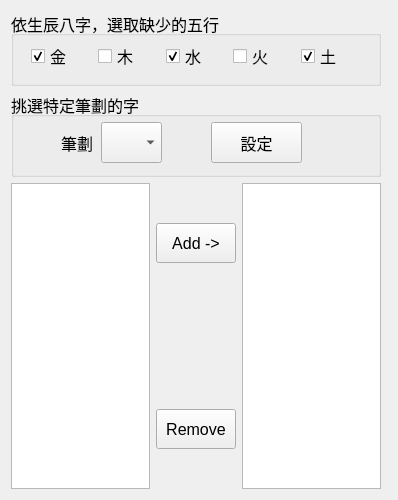
Qt form SelectWord.ui (maticchiu/Naming) before a commit.
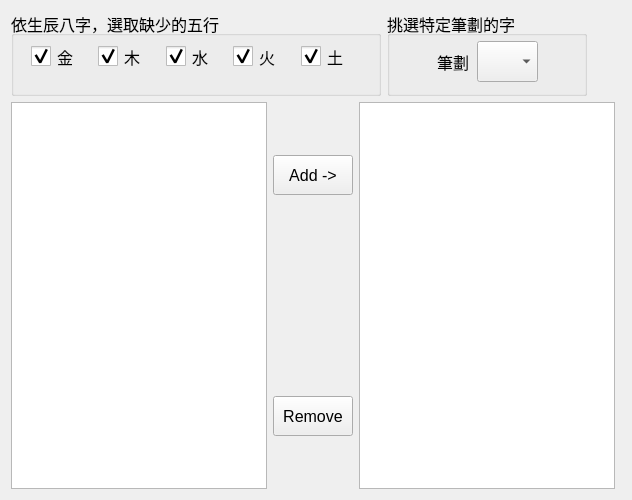
The same form after that commit.

Diff of the .ui file:
```diff
--- a/SelectWord.ui
+++ b/SelectWord.ui
@@ -6,7 +6,7 @@
    <rect>
     <x>0</x>
     <y>0</y>
-    <width>394</width>
+    <width>632</width>
     <height>500</height>
    </rect>
   </property>
@@ -25,157 +25,6 @@
    <string>Select Words</string>
   </property>
   <layout class="QFormLayout" name="formLayout">
-   <item row="1" column="0">
-    <widget class="QGroupBox" name="groupBox_2">
-     <property name="sizePolicy">
-      <sizepolicy hsizetype="Fixed" vsizetype="Fixed">
-       <horstretch>0</horstretch>
-       <verstretch>0</verstretch>
-      </sizepolicy>
-     </property>
-     <property name="minimumSize">
-      <size>
-       <width>370</width>
-       <height>75</height>
-      </size>
-     </property>
-     <property name="title">
-      <string>依生辰八字，選取缺少的五行</string>
-     </property>
-     <widget class="QWidget" name="horizontalLayoutWidget">
-      <property name="geometry">
-       <rect>
-        <x>20</x>
-        <y>30</y>
-        <width>331</width>
-        <height>31</height>
-       </rect>
-      </property>
-      <layout class="QHBoxLayout" name="horizontalLayout">
-       <item>
-        <widget class="QCheckBox" name="checkBox_SelectWord_Gold">
-         <property name="text">
-          <string>金</string>
-         </property>
-         <property name="checked">
-          <bool>true</bool>
-         </property>
-        </widget>
-       </item>
-       <item>
-        <widget class="QCheckBox" name="checkBox_SelectWord_Wood">
-         <property name="text">
-          <string>木</string>
-         </property>
-        </widget>
-       </item>
-       <item>
-        <widget class="QCheckBox" name="checkBox_SelectWord_Water">
-         <property name="text">
-          <string>水</string>
-         </property>
-         <property name="checked">
-          <bool>true</bool>
-         </property>
-        </widget>
-       </item>
-       <item>
-        <widget class="QCheckBox" name="checkBox_SelectWord_Fire">
-         <property name="text">
-          <string>火</string>
-         </property>
-        </widget>
-       </item>
-       <item>
-        <widget class="QCheckBox" name="checkBox_SelectWord_Earth">
-         <property name="text">
-          <string>土</string>
-         </property>
-         <property name="checked">
-          <bool>true</bool>
-         </property>
-        </widget>
-       </item>
-      </layout>
-     </widget>
-    </widget>
-   </item>
-   <item row="2" column="0">
-    <widget class="QGroupBox" name="groupBox">
-     <property name="sizePolicy">
-      <sizepolicy hsizetype="Fixed" vsizetype="Fixed">
-       <horstretch>0</horstretch>
-       <verstretch>0</verstretch>
-      </sizepolicy>
-     </property>
-     <property name="minimumSize">
-      <size>
-       <width>370</width>
-       <height>85</height>
-      </size>
-     </property>
-     <property name="title">
-      <string>挑選特定筆劃的字</string>
-     </property>
-     <widget class="QPushButton" name="pushButton_ListWord">
-      <property name="geometry">
-       <rect>
-        <x>200</x>
-        <y>30</y>
-        <width>91</width>
-        <height>41</height>
-       </rect>
-      </property>
-      <property name="text">
-       <string>設定</string>
-      </property>
-     </widget>
-     <widget class="QComboBox" name="comboBox_NameCount">
-      <property name="geometry">
-       <rect>
-        <x>90</x>
-        <y>30</y>
-        <width>61</width>
-        <height>41</height>
-       </rect>
-      </property>
-     </widget>
-     <widget class="QLabel" name="label_10">
-      <property name="geometry">
-       <rect>
-        <x>50</x>
-        <y>30</y>
-        <width>41</width>
-        <height>41</height>
-       </rect>
-      </property>
-      <property name="font">
-       <font>
-        <pointsize>12</pointsize>
-       </font>
-      </property>
-      <property name="text">
-       <string>筆劃</string>
-      </property>
-     </widget>
-    </widget>
-   </item>
-   <item row="3" column="1">
-    <spacer name="verticalSpacer">
-     <property name="orientation">
-      <enum>Qt::Vertical</enum>
-     </property>
-     <property name="sizeType">
-      <enum>QSizePolicy::Maximum</enum>
-     </property>
-     <property name="sizeHint" stdset="0">
-      <size>
-       <width>0</width>
-       <height>800</height>
-      </size>
-     </property>
-    </spacer>
-   </item>
    <item row="3" column="0">
     <layout class="QGridLayout" name="gridLayout" rowstretch="1,0,4,0,1">
      <item row="0" column="1" rowspan="5">
@@ -275,6 +124,194 @@
      </item>
     </layout>
    </item>
+   <item row="3" column="1">
+    <spacer name="verticalSpacer">
+     <property name="orientation">
+      <enum>Qt::Vertical</enum>
+     </property>
+     <property name="sizeType">
+      <enum>QSizePolicy::Maximum</enum>
+     </property>
+     <property name="sizeHint" stdset="0">
+      <size>
+       <width>0</width>
+       <height>800</height>
+      </size>
+     </property>
+    </spacer>
+   </item>
+   <item row="0" column="0">
+    <layout class="QHBoxLayout" name="horizontalLayout_2" stretch="5,1">
+     <item>
+      <widget class="QGroupBox" name="groupBox_2">
+       <property name="sizePolicy">
+        <sizepolicy hsizetype="Fixed" vsizetype="Fixed">
+         <horstretch>0</horstretch>
+         <verstretch>0</verstretch>
+        </sizepolicy>
+       </property>
+       <property name="minimumSize">
+        <size>
+         <width>370</width>
+         <height>85</height>
+        </size>
+       </property>
+       <property name="title">
+        <string>依生辰八字，選取缺少的五行</string>
+       </property>
+       <widget class="QWidget" name="horizontalLayoutWidget">
+        <property name="geometry">
+         <rect>
+          <x>20</x>
+          <y>30</y>
+          <width>331</width>
+          <height>31</height>
+         </rect>
+        </property>
+        <layout class="QHBoxLayout" name="horizontalLayout">
+         <item>
+          <widget class="QCheckBox" name="checkBox_SelectWord_Gold">
+           <property name="styleSheet">
+            <string notr="true">QCheckBox::indicator{width :20px;height : 20px;}
+</string>
+           </property>
+           <property name="text">
+            <string>金</string>
+           </property>
+           <property name="checked">
+            <bool>true</bool>
+           </property>
+          </widget>
+         </item>
+         <item>
+          <widget class="QCheckBox" name="checkBox_SelectWord_Wood">
+           <property name="font">
+            <font>
+             <pointsize>12</pointsize>
+            </font>
+           </property>
+           <property name="styleSheet">
+            <string notr="true">QCheckBox::indicator{width :20px;height : 20px;}
+</string>
+           </property>
+           <property name="text">
+            <string>木</string>
+           </property>
+           <property name="checked">
+            <bool>true</bool>
+           </property>
+          </widget>
+         </item>
+         <item>
+          <widget class="QCheckBox" name="checkBox_SelectWord_Water">
+           <property name="font">
+            <font>
+             <pointsize>12</pointsize>
+            </font>
+           </property>
+           <property name="styleSheet">
+            <string notr="true">QCheckBox::indicator{width :20px;height : 20px;}
+</string>
+           </property>
+           <property name="text">
+            <string>水</string>
+           </property>
+           <property name="checked">
+            <bool>true</bool>
+           </property>
+          </widget>
+         </item>
+         <item>
+          <widget class="QCheckBox" name="checkBox_SelectWord_Fire">
+           <property name="font">
+            <font>
+             <pointsize>12</pointsize>
+            </font>
+           </property>
+           <property name="styleSheet">
+            <string notr="true">QCheckBox::indicator{width :20px;height : 20px;}
+</string>
+           </property>
+           <property name="text">
+            <string>火</string>
+           </property>
+           <property name="checked">
+            <bool>true</bool>
+           </property>
+          </widget>
+         </item>
+         <item>
+          <widget class="QCheckBox" name="checkBox_SelectWord_Earth">
+           <property name="font">
+            <font>
+             <pointsize>12</pointsize>
+            </font>
+           </property>
+           <property name="styleSheet">
+            <string notr="true">QCheckBox::indicator{width :20px;height : 20px;}
+</string>
+           </property>
+           <property name="text">
+            <string>土</string>
+           </property>
+           <property name="checked">
+            <bool>true</bool>
+           </property>
+          </widget>
+         </item>
+        </layout>
+       </widget>
+      </widget>
+     </item>
+     <item>
+      <widget class="QGroupBox" name="groupBox">
+       <property name="sizePolicy">
+        <sizepolicy hsizetype="Fixed" vsizetype="Fixed">
+         <horstretch>0</horstretch>
+         <verstretch>0</verstretch>
+        </sizepolicy>
+       </property>
+       <property name="minimumSize">
+        <size>
+         <width>200</width>
+         <height>85</height>
+        </size>
+       </property>
+       <property name="title">
+        <string>挑選特定筆劃的字</string>
+       </property>
+       <widget class="QComboBox" name="comboBox_NameCount">
+        <property name="geometry">
+         <rect>
+          <x>90</x>
+          <y>30</y>
+          <width>61</width>
+          <height>41</height>
+         </rect>
+        </property>
+       </widget>
+       <widget class="QLabel" name="label_10">
+        <property name="geometry">
+         <rect>
+          <x>50</x>
+          <y>30</y>
+          <width>41</width>
+          <height>41</height>
+         </rect>
+        </property>
+        <property name="font">
+         <font>
+          <pointsize>12</pointsize>
+         </font>
+        </property>
+        <property name="text">
+         <string>筆劃</string>
+        </property>
+       </widget>
+      </widget>
+     </item>
+    </layout>
+   </item>
   </layout>
  </widget>
  <resources/>
```
